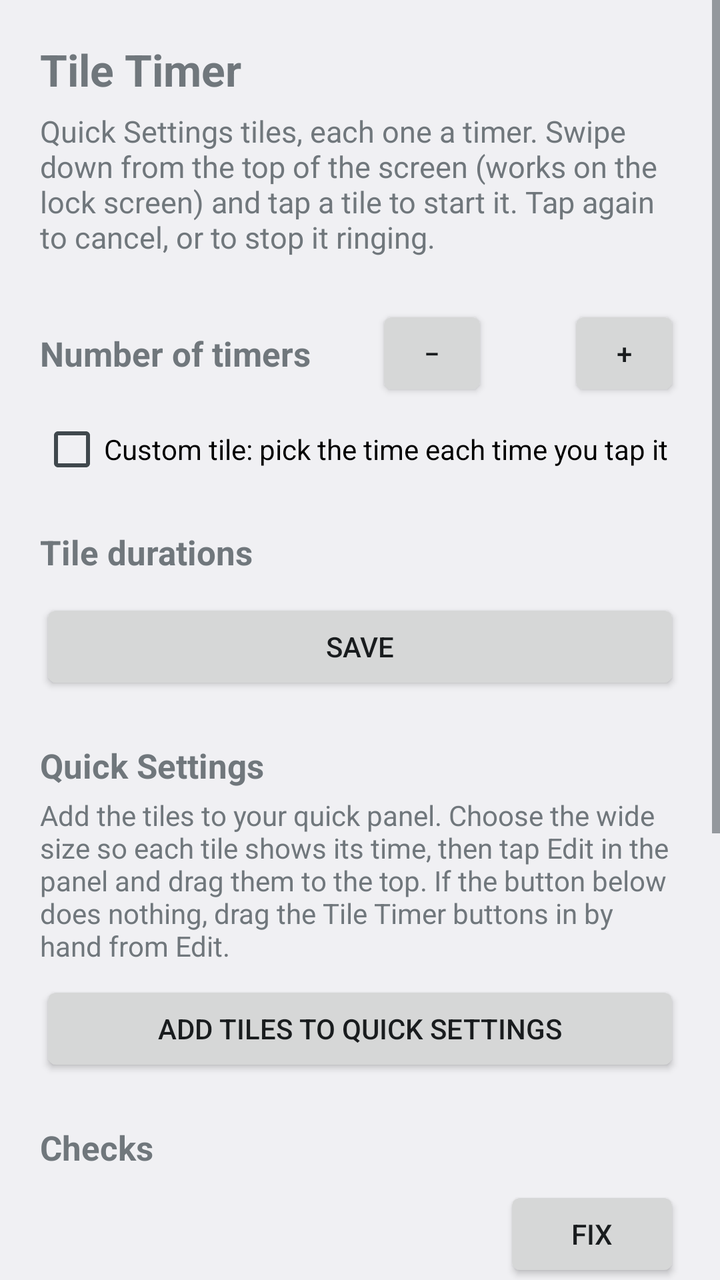
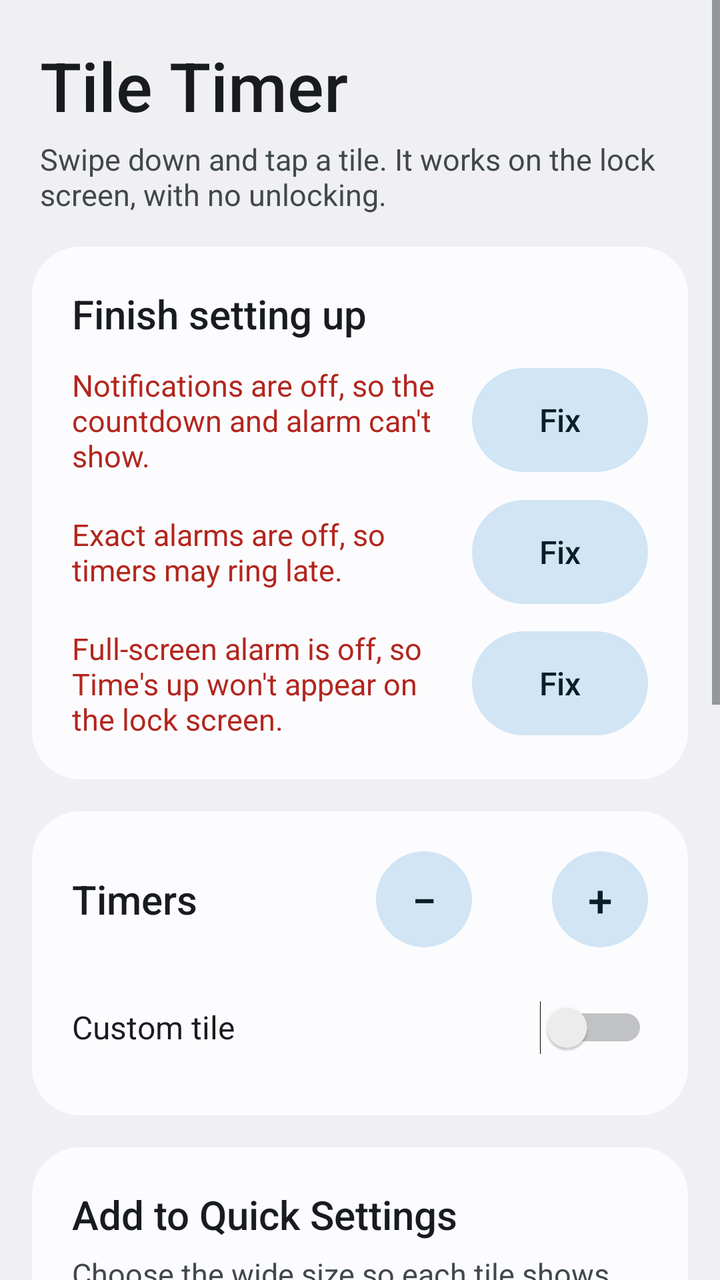

The first picture is an Android layout as it rendered before a commit; the second is the same layout after the commit. The layout source and the unified diff follow.
<!-- AndroidManifest.xml: application theme AppTheme -->
<!-- res/layout/activity_main.xml -->
<?xml version="1.0" encoding="utf-8"?>
<ScrollView xmlns:android="http://schemas.android.com/apk/res/android"
    android:layout_width="match_parent"
    android:layout_height="match_parent"
    android:fillViewport="true">

    <LinearLayout
        android:layout_width="match_parent"
        android:layout_height="wrap_content"
        android:orientation="vertical"
        android:padding="20dp">

        <TextView
            android:layout_width="wrap_content"
            android:layout_height="wrap_content"
            android:text="@string/main_heading"
            android:textSize="22sp"
            android:textStyle="bold" />

        <TextView
            android:layout_width="match_parent"
            android:layout_height="wrap_content"
            android:layout_marginTop="6dp"
            android:text="@string/main_intro"
            android:textSize="15sp" />

        
        <LinearLayout
            android:layout_width="match_parent"
            android:layout_height="wrap_content"
            android:layout_marginTop="24dp"
            android:gravity="center_vertical"
            android:orientation="horizontal">

            <TextView
                android:layout_width="0dp"
                android:layout_height="wrap_content"
                android:layout_weight="1"
                android:text="@string/section_count"
                android:textSize="17sp"
                android:textStyle="bold" />

            <Button
                android:id="@+id/btnFewer"
                android:layout_width="56dp"
                android:layout_height="wrap_content"
                android:contentDescription="@string/desc_fewer"
                android:text="@string/btn_fewer" />

            <TextView
                android:id="@+id/tvTileCount"
                android:layout_width="40dp"
                android:layout_height="wrap_content"
                android:gravity="center"
                android:textSize="18sp" />

            <Button
                android:id="@+id/btnMore"
                android:layout_width="56dp"
                android:layout_height="wrap_content"
                android:contentDescription="@string/desc_more"
                android:text="@string/btn_more" />
        </LinearLayout>

        <CheckBox
            android:id="@+id/cbCustom"
            android:layout_width="match_parent"
            android:layout_height="wrap_content"
            android:minHeight="48dp"
            android:text="@string/check_custom" />

        
        <TextView
            android:layout_width="wrap_content"
            android:layout_height="wrap_content"
            android:layout_marginTop="16dp"
            android:text="@string/section_durations"
            android:textSize="17sp"
            android:textStyle="bold" />

        <LinearLayout
            android:id="@+id/durationRows"
            android:layout_width="match_parent"
            android:layout_height="wrap_content"
            android:orientation="vertical" />

        <Button
            android:id="@+id/btnSave"
            android:layout_width="match_parent"
            android:layout_height="wrap_content"
            android:layout_marginTop="12dp"
            android:text="@string/btn_save" />

        
        <TextView
            android:layout_width="wrap_content"
            android:layout_height="wrap_content"
            android:layout_marginTop="24dp"
            android:text="@string/section_tiles"
            android:textSize="17sp"
            android:textStyle="bold" />

        <TextView
            android:layout_width="match_parent"
            android:layout_height="wrap_content"
            android:layout_marginTop="4dp"
            android:text="@string/tiles_help"
            android:textSize="14sp" />

        <Button
            android:id="@+id/btnAddTiles"
            android:layout_width="match_parent"
            android:layout_height="wrap_content"
            android:layout_marginTop="8dp"
            android:text="@string/btn_add_tiles" />

        
        <TextView
            android:layout_width="wrap_content"
            android:layout_height="wrap_content"
            android:layout_marginTop="24dp"
            android:text="@string/section_checks"
            android:textSize="17sp"
            android:textStyle="bold" />

        <LinearLayout
            android:layout_width="match_parent"
            android:layout_height="wrap_content"
            android:layout_marginTop="8dp"
            android:gravity="center_vertical"
            android:orientation="horizontal">

            <TextView
                android:id="@+id/tvNotif"
                android:layout_width="0dp"
                android:layout_height="wrap_content"
                android:layout_weight="1"
                android:textSize="15sp" />

            <Button
                android:id="@+id/btnNotif"
                android:layout_width="wrap_content"
                android:layout_height="wrap_content"
                android:text="@string/btn_fix" />
        </LinearLayout>

        <LinearLayout
            android:layout_width="match_parent"
            android:layout_height="wrap_content"
            android:gravity="center_vertical"
            android:orientation="horizontal">

            <TextView
                android:id="@+id/tvAlarm"
                android:layout_width="0dp"
                android:layout_height="wrap_content"
                android:layout_weight="1"
                android:textSize="15sp" />

            <Button
                android:id="@+id/btnAlarm"
                android:layout_width="wrap_content"
                android:layout_height="wrap_content"
                android:text="@string/btn_fix" />
        </LinearLayout>

        <LinearLayout
            android:layout_width="match_parent"
            android:layout_height="wrap_content"
            android:gravity="center_vertical"
            android:orientation="horizontal">

            <TextView
                android:id="@+id/tvFsi"
                android:layout_width="0dp"
                android:layout_height="wrap_content"
                android:layout_weight="1"
                android:textSize="15sp" />

            <Button
                android:id="@+id/btnFsi"
                android:layout_width="wrap_content"
                android:layout_height="wrap_content"
                android:text="@string/btn_fix" />
        </LinearLayout>

        <LinearLayout
            android:layout_width="match_parent"
            android:layout_height="wrap_content"
            android:gravity="center_vertical"
            android:orientation="horizontal">

            <TextView
                android:id="@+id/tvBattery"
                android:layout_width="0dp"
                android:layout_height="wrap_content"
                android:layout_weight="1"
                android:text="@string/check_battery"
                android:textSize="15sp" />

            <Button
                android:id="@+id/btnBattery"
                android:layout_width="wrap_content"
                android:layout_height="wrap_content"
                android:text="@string/btn_app_info" />
        </LinearLayout>

        <Button
            android:id="@+id/btnTest"
            android:layout_width="match_parent"
            android:layout_height="wrap_content"
            android:layout_marginTop="24dp"
            android:text="@string/btn_test" />

        <TextView
            android:layout_width="match_parent"
            android:layout_height="wrap_content"
            android:layout_marginTop="24dp"
            android:text="@string/main_footer"
            android:textSize="13sp" />

        <TextView
            android:id="@+id/tvAbout"
            android:layout_width="match_parent"
            android:layout_height="wrap_content"
            android:layout_marginTop="16dp"
            android:textSize="13sp" />

    </LinearLayout>
</ScrollView>
<!-- resources referenced by this layout -->
<resources>
  <string name="btn_add_tiles">Add tiles to Quick Settings</string>
  <string name="btn_save">Save</string>
  <string name="check_battery">For reliable alarms, open App info and set Battery to Unrestricted.</string>
  <string name="check_custom">Custom tile: pick the time each time you tap it</string>
  <string name="main_footer">Tips: the alarm uses the phone\'s Alarm volume and sound. It rings through silent mode. If Do Not Disturb is on, make sure alarms are allowed in its settings.</string>
  <string name="main_intro">Quick Settings tiles, each one a timer. Swipe down from the top of the screen (works on the lock screen) and tap a tile to start it. Tap again to cancel, or to stop it ringing.</string>
  <string name="section_checks">Checks</string>
  <string name="section_count">Number of timers</string>
  <string name="section_durations">Tile durations</string>
  <string name="section_tiles">Quick Settings</string>
  <string name="tiles_help">Add the tiles to your quick panel. Choose the wide size so each tile shows its time, then tap Edit in the panel and drag them to the top. If the button below does nothing, drag the Tile Timer buttons in by hand from Edit.</string>
  <style name="AppTheme" parent="@android:style/Theme.DeviceDefault.DayNight">
          <item name="android:windowActionBar">false</item>
          <item name="android:windowNoTitle">true</item>
      </style>
  <!-- unchanged entries left out for length: 8 -->
</resources>

<!-- the commit's change to res/layout/activity_main.xml (unified diff, before → after) -->
@@ -8,222 +8,240 @@
         android:layout_width="match_parent"
         android:layout_height="wrap_content"
         android:orientation="vertical"
-        android:padding="20dp">
+        android:paddingStart="16dp"
+        android:paddingTop="20dp"
+        android:paddingEnd="16dp"
+        android:paddingBottom="24dp">
 
         <TextView
+            style="@style/Text.Title"
             android:layout_width="wrap_content"
             android:layout_height="wrap_content"
-            android:text="@string/main_heading"
-            android:textSize="22sp"
-            android:textStyle="bold" />
+            android:layout_marginStart="4dp"
+            android:text="@string/main_heading" />
 
         <TextView
+            style="@style/Text.Body"
             android:layout_width="match_parent"
             android:layout_height="wrap_content"
-            android:layout_marginTop="6dp"
-            android:text="@string/main_intro"
-            android:textSize="15sp" />
+            android:layout_marginStart="4dp"
+            android:layout_marginTop="4dp"
+            android:text="@string/main_intro" />
 
         
         <LinearLayout
+            android:id="@+id/cardSetup"
+            style="@style/Card">
+
+            <TextView
+                style="@style/Text.Section"
+                android:layout_width="wrap_content"
+                android:layout_height="wrap_content"
+                android:text="@string/section_setup" />
+
+            <LinearLayout
+                android:id="@+id/rowNotif"
+                android:layout_width="match_parent"
+                android:layout_height="wrap_content"
+                android:layout_marginTop="12dp"
+                android:gravity="center_vertical"
+                android:orientation="horizontal">
+
+                <TextView
+                    style="@style/Text.Warning"
+                    android:layout_width="0dp"
+                    android:layout_height="wrap_content"
+                    android:layout_weight="1"
+                    android:text="@string/check_notif_missing" />
+
+                <Button
+                    android:id="@+id/btnNotif"
+                    style="@style/Btn.Tonal"
+                    android:layout_width="wrap_content"
+                    android:layout_height="wrap_content"
+                    android:layout_marginStart="12dp"
+                    android:text="@string/btn_fix" />
+            </LinearLayout>
+
+            <LinearLayout
+                android:id="@+id/rowAlarm"
+                android:layout_width="match_parent"
+                android:layout_height="wrap_content"
+                android:layout_marginTop="12dp"
+                android:gravity="center_vertical"
+                android:orientation="horizontal">
+
+                <TextView
+                    style="@style/Text.Warning"
+                    android:layout_width="0dp"
+                    android:layout_height="wrap_content"
+                    android:layout_weight="1"
+                    android:text="@string/check_alarm_missing" />
+
+                <Button
+                    android:id="@+id/btnAlarm"
+                    style="@style/Btn.Tonal"
+                    android:layout_width="wrap_content"
+                    android:layout_height="wrap_content"
+                    android:layout_marginStart="12dp"
+                    android:text="@string/btn_fix" />
+            </LinearLayout>
+
+            <LinearLayout
+                android:id="@+id/rowFsi"
+                android:layout_width="match_parent"
+                android:layout_height="wrap_content"
+                android:layout_marginTop="12dp"
+                android:gravity="center_vertical"
+                android:orientation="horizontal">
+
+                <TextView
+                    style="@style/Text.Warning"
+                    android:layout_width="0dp"
+                    android:layout_height="wrap_content"
+                    android:layout_weight="1"
+                    android:text="@string/check_fsi_missing" />
+
+                <Button
+                    android:id="@+id/btnFsi"
+                    style="@style/Btn.Tonal"
+                    android:layout_width="wrap_content"
+                    android:layout_height="wrap_content"
+                    android:layout_marginStart="12dp"
+                    android:text="@string/btn_fix" />
+            </LinearLayout>
+
+        </LinearLayout>
+
+        
+        <LinearLayout style="@style/Card">
+
+            <LinearLayout
+                android:layout_width="match_parent"
+                android:layout_height="wrap_content"
+                android:gravity="center_vertical"
+                android:orientation="horizontal">
+
+                <TextView
+                    style="@style/Text.Section"
+                    android:layout_width="0dp"
+                    android:layout_height="wrap_content"
+                    android:layout_weight="1"
+                    android:text="@string/section_count" />
+
+                <Button
+                    android:id="@+id/btnFewer"
+                    style="@style/Btn.Step"
+                    android:layout_width="48dp"
+                    android:layout_height="48dp"
+                    android:contentDescription="@string/desc_fewer"
+                    android:text="@string/btn_fewer" />
+
+                <TextView
+                    android:id="@+id/tvTileCount"
+                    style="@style/Text.Section"
+                    android:layout_width="40dp"
+                    android:layout_height="wrap_content"
+                    android:gravity="center" />
+
+                <Button
+                    android:id="@+id/btnMore"
+                    style="@style/Btn.Step"
+                    android:layout_width="48dp"
+                    android:layout_height="48dp"
+                    android:contentDescription="@string/desc_more"
+                    android:text="@string/btn_more" />
+            </LinearLayout>
+
+            <LinearLayout
+                android:id="@+id/durationRows"
+                android:layout_width="match_parent"
+                android:layout_height="wrap_content"
+                android:layout_marginTop="4dp"
+                android:orientation="vertical" />
+
+            <Switch
+                android:id="@+id/cbCustom"
+                style="@style/Text.Row"
+                android:layout_width="match_parent"
+                android:layout_height="wrap_content"
+                android:layout_marginTop="12dp"
+                android:minHeight="48dp"
+                android:text="@string/check_custom" />
+        </LinearLayout>
+
+        
+        <LinearLayout style="@style/Card">
+
+            <TextView
+                style="@style/Text.Section"
+                android:layout_width="wrap_content"
+                android:layout_height="wrap_content"
+                android:text="@string/section_tiles" />
+
+            <TextView
+                style="@style/Text.Body"
+                android:layout_width="match_parent"
+                android:layout_height="wrap_content"
+                android:layout_marginTop="6dp"
+                android:text="@string/tiles_help" />
+
+            <Button
+                android:id="@+id/btnAddTiles"
+                style="@style/Btn.Filled"
+                android:layout_width="match_parent"
+                android:layout_height="wrap_content"
+                android:layout_marginTop="16dp"
+                android:text="@string/btn_add_tiles" />
+        </LinearLayout>
+
+        
+        <LinearLayout style="@style/Card">
+
+            <TextView
+                style="@style/Text.Section"
+                android:layout_width="wrap_content"
+                android:layout_height="wrap_content"
+                android:text="@string/section_alarm" />
+
+            <TextView
+                style="@style/Text.Body"
+                android:layout_width="match_parent"
+                android:layout_height="wrap_content"
+                android:layout_marginTop="6dp"
+                android:text="@string/main_footer" />
+
+            <Button
+                android:id="@+id/btnTest"
+                style="@style/Btn.Tonal"
+                android:layout_width="match_parent"
+                android:layout_height="wrap_content"
+                android:layout_marginTop="16dp"
+                android:text="@string/btn_test" />
+
+            <TextView
+                style="@style/Text.Body"
+                android:layout_width="match_parent"
+                android:layout_height="wrap_content"
+                android:layout_marginTop="16dp"
+                android:text="@string/check_battery" />
+
+            <Button
+                android:id="@+id/btnBattery"
+                style="@style/Btn.Tonal"
+                android:layout_width="match_parent"
+                android:layout_height="wrap_content"
+                android:layout_marginTop="12dp"
+                android:text="@string/btn_app_info" />
+        </LinearLayout>
+
+        <TextView
+            android:id="@+id/tvAbout"
+            style="@style/Text.Body"
             android:layout_width="match_parent"
             android:layout_height="wrap_content"
-            android:layout_marginTop="24dp"
-            android:gravity="center_vertical"
-            android:orientation="horizontal">
-
-            <TextView
-                android:layout_width="0dp"
-                android:layout_height="wrap_content"
-                android:layout_weight="1"
-                android:text="@string/section_count"
-                android:textSize="17sp"
-                android:textStyle="bold" />
-
-            <Button
-                android:id="@+id/btnFewer"
-                android:layout_width="56dp"
-                android:layout_height="wrap_content"
-                android:contentDescription="@string/desc_fewer"
-                android:text="@string/btn_fewer" />
-
-            <TextView
-                android:id="@+id/tvTileCount"
-                android:layout_width="40dp"
-                android:layout_height="wrap_content"
-                android:gravity="center"
-                android:textSize="18sp" />
-
-            <Button
-                android:id="@+id/btnMore"
-                android:layout_width="56dp"
-                android:layout_height="wrap_content"
-                android:contentDescription="@string/desc_more"
-                android:text="@string/btn_more" />
-        </LinearLayout>
-
-        <CheckBox
-            android:id="@+id/cbCustom"
-            android:layout_width="match_parent"
-            android:layout_height="wrap_content"
-            android:minHeight="48dp"
-            android:text="@string/check_custom" />
-
-        
-        <TextView
-            android:layout_width="wrap_content"
-            android:layout_height="wrap_content"
-            android:layout_marginTop="16dp"
-            android:text="@string/section_durations"
-            android:textSize="17sp"
-            android:textStyle="bold" />
-
-        <LinearLayout
-            android:id="@+id/durationRows"
-            android:layout_width="match_parent"
-            android:layout_height="wrap_content"
-            android:orientation="vertical" />
-
-        <Button
-            android:id="@+id/btnSave"
-            android:layout_width="match_parent"
-            android:layout_height="wrap_content"
-            android:layout_marginTop="12dp"
-            android:text="@string/btn_save" />
-
-        
-        <TextView
-            android:layout_width="wrap_content"
-            android:layout_height="wrap_content"
-            android:layout_marginTop="24dp"
-            android:text="@string/section_tiles"
-            android:textSize="17sp"
-            android:textStyle="bold" />
-
-        <TextView
-            android:layout_width="match_parent"
-            android:layout_height="wrap_content"
-            android:layout_marginTop="4dp"
-            android:text="@string/tiles_help"
-            android:textSize="14sp" />
-
-        <Button
-            android:id="@+id/btnAddTiles"
-            android:layout_width="match_parent"
-            android:layout_height="wrap_content"
-            android:layout_marginTop="8dp"
-            android:text="@string/btn_add_tiles" />
-
-        
-        <TextView
-            android:layout_width="wrap_content"
-            android:layout_height="wrap_content"
-            android:layout_marginTop="24dp"
-            android:text="@string/section_checks"
-            android:textSize="17sp"
-            android:textStyle="bold" />
-
-        <LinearLayout
-            android:layout_width="match_parent"
-            android:layout_height="wrap_content"
-            android:layout_marginTop="8dp"
-            android:gravity="center_vertical"
-            android:orientation="horizontal">
-
-            <TextView
-                android:id="@+id/tvNotif"
-                android:layout_width="0dp"
-                android:layout_height="wrap_content"
-                android:layout_weight="1"
-                android:textSize="15sp" />
-
-            <Button
-                android:id="@+id/btnNotif"
-                android:layout_width="wrap_content"
-                android:layout_height="wrap_content"
-                android:text="@string/btn_fix" />
-        </LinearLayout>
-
-        <LinearLayout
-            android:layout_width="match_parent"
-            android:layout_height="wrap_content"
-            android:gravity="center_vertical"
-            android:orientation="horizontal">
-
-            <TextView
-                android:id="@+id/tvAlarm"
-                android:layout_width="0dp"
-                android:layout_height="wrap_content"
-                android:layout_weight="1"
-                android:textSize="15sp" />
-
-            <Button
-                android:id="@+id/btnAlarm"
-                android:layout_width="wrap_content"
-                android:layout_height="wrap_content"
-                android:text="@string/btn_fix" />
-        </LinearLayout>
-
-        <LinearLayout
-            android:layout_width="match_parent"
-            android:layout_height="wrap_content"
-            android:gravity="center_vertical"
-            android:orientation="horizontal">
-
-            <TextView
-                android:id="@+id/tvFsi"
-                android:layout_width="0dp"
-                android:layout_height="wrap_content"
-                android:layout_weight="1"
-                android:textSize="15sp" />
-
-            <Button
-                android:id="@+id/btnFsi"
-                android:layout_width="wrap_content"
-                android:layout_height="wrap_content"
-                android:text="@string/btn_fix" />
-        </LinearLayout>
-
-        <LinearLayout
-            android:layout_width="match_parent"
-            android:layout_height="wrap_content"
-            android:gravity="center_vertical"
-            android:orientation="horizontal">
-
-            <TextView
-                android:id="@+id/tvBattery"
-                android:layout_width="0dp"
-                android:layout_height="wrap_content"
-                android:layout_weight="1"
-                android:text="@string/check_battery"
-                android:textSize="15sp" />
-
-            <Button
-                android:id="@+id/btnBattery"
-                android:layout_width="wrap_content"
-                android:layout_height="wrap_content"
-                android:text="@string/btn_app_info" />
-        </LinearLayout>
-
-        <Button
-            android:id="@+id/btnTest"
-            android:layout_width="match_parent"
-            android:layout_height="wrap_content"
-            android:layout_marginTop="24dp"
-            android:text="@string/btn_test" />
-
-        <TextView
-            android:layout_width="match_parent"
-            android:layout_height="wrap_content"
-            android:layout_marginTop="24dp"
-            android:text="@string/main_footer"
-            android:textSize="13sp" />
-
-        <TextView
-            android:id="@+id/tvAbout"
-            android:layout_width="match_parent"
-            android:layout_height="wrap_content"
-            android:layout_marginTop="16dp"
+            android:layout_marginTop="20dp"
+            android:gravity="center"
             android:textSize="13sp" />
 
     </LinearLayout>
<!-- resource entries referenced after the edit -->
@@ -1,20 +1,121 @@
 <!-- resources referenced by this layout -->
 <resources>
-  <string name="btn_add_tiles">Add tiles to Quick Settings</string>
-  <string name="btn_save">Save</string>
-  <string name="check_battery">For reliable alarms, open App info and set Battery to Unrestricted.</string>
-  <string name="check_custom">Custom tile: pick the time each time you tap it</string>
-  <string name="main_footer">Tips: the alarm uses the phone\'s Alarm volume and sound. It rings through silent mode. If Do Not Disturb is on, make sure alarms are allowed in its settings.</string>
-  <string name="main_intro">Quick Settings tiles, each one a timer. Swipe down from the top of the screen (works on the lock screen) and tap a tile to start it. Tap again to cancel, or to stop it ringing.</string>
-  <string name="section_checks">Checks</string>
-  <string name="section_count">Number of timers</string>
-  <string name="section_durations">Tile durations</string>
-  <string name="section_tiles">Quick Settings</string>
-  <string name="tiles_help">Add the tiles to your quick panel. Choose the wide size so each tile shows its time, then tap Edit in the panel and drag them to the top. If the button below does nothing, drag the Tile Timer buttons in by hand from Edit.</string>
+  <string name="btn_add_tiles">Add tiles</string>
+  <string name="check_alarm_missing">Exact alarms are off, so timers may ring late.</string>
+  <string name="check_battery">If alarms ever ring late, open App info and set Battery to Unrestricted.</string>
+  <string name="check_custom">Custom tile</string>
+  <string name="check_fsi_missing">Full-screen alarm is off, so Time\'s up won\'t appear on the lock screen.</string>
+  <string name="check_notif_missing">Notifications are off, so the countdown and alarm can\'t show.</string>
+  <string name="main_footer">Timers use your Alarm volume and sound, and ring through silent mode. If you use Do Not Disturb, allow alarms in its settings.</string>
+  <string name="main_intro">Swipe down and tap a tile. It works on the lock screen, with no unlocking.</string>
+  <string name="section_alarm">Alarm</string>
+  <string name="section_count">Timers</string>
+  <string name="section_setup">Finish setting up</string>
+  <string name="section_tiles">Add to Quick Settings</string>
+  <string name="tiles_help">Choose the wide size so each tile shows its time, then tap Edit in the panel and drag the tiles to the top.</string>
+  <style name="Btn.Filled" parent="Btn">
+          <item name="android:background">@drawable/bg_filled</item>
+          <item name="android:textColor">@color/on_primary</item>
+      </style>
+  <style name="Btn.Step" parent="Btn">
+          <item name="android:background">@drawable/bg_tonal</item>
+          <item name="android:textColor">@color/on_tonal</item>
+          <item name="android:minWidth">48dp</item>
+          <item name="android:minHeight">48dp</item>
+          <item name="android:paddingStart">0dp</item>
+          <item name="android:paddingEnd">0dp</item>
+          <item name="android:textSize">22sp</item>
+      </style>
+  <style name="Btn.Tonal" parent="Btn">
+          <item name="android:background">@drawable/bg_tonal</item>
+          <item name="android:textColor">@color/on_tonal</item>
+      </style>
+  <style name="Card">
+          <item name="android:layout_width">match_parent</item>
+          <item name="android:layout_height">wrap_content</item>
+          <item name="android:layout_marginTop">16dp</item>
+          <item name="android:background">@drawable/bg_card</item>
+          <item name="android:orientation">vertical</item>
+          <item name="android:padding">20dp</item>
+      </style>
+  <style name="Text.Body">
+          <item name="android:textSize">15sp</item>
+          <item name="android:textColor">@color/on_surface_variant</item>
+          <item name="android:fontFamily">sans-serif</item>
+      </style>
+  <style name="Text.Row">
+          <item name="android:textSize">16sp</item>
+          <item name="android:textColor">@color/on_surface</item>
+          <item name="android:fontFamily">sans-serif</item>
+      </style>
+  <style name="Text.Section">
+          <item name="android:textSize">20sp</item>
+          <item name="android:textColor">@color/on_surface</item>
+          <item name="android:fontFamily">sans-serif-medium</item>
+      </style>
+  <style name="Text.Title">
+          <item name="android:textSize">34sp</item>
+          <item name="android:textColor">@color/on_surface</item>
+          <item name="android:fontFamily">sans-serif-medium</item>
+      </style>
+  <style name="Text.Warning">
+          <item name="android:textSize">15sp</item>
+          <item name="android:textColor">@color/warning</item>
+          <item name="android:fontFamily">sans-serif</item>
+      </style>
   <style name="AppTheme" parent="@android:style/Theme.DeviceDefault.DayNight">
           <item name="android:windowActionBar">false</item>
           <item name="android:windowNoTitle">true</item>
+          <item name="android:windowBackground">@color/surface</item>
+          <item name="android:windowLightStatusBar">@bool/light_system_bars</item>
+          <item name="android:windowLightNavigationBar">@bool/light_system_bars</item>
+          <item name="android:colorAccent">@color/primary</item>
+          <item name="android:colorControlActivated">@color/primary</item>
       </style>
+  <style name="Btn" parent="@android:style/Widget.DeviceDefault.Button">
+          <item name="android:minHeight">52dp</item>
+          <item name="android:paddingStart">24dp</item>
+          <item name="android:paddingEnd">24dp</item>
+          <item name="android:textAllCaps">false</item>
+          <item name="android:textSize">16sp</item>
+          <item name="android:fontFamily">sans-serif-medium</item>
+          <item name="android:stateListAnimator">@null</item>
+      </style>
+  <!-- drawable bg_filled (drawable) -->
+  <?xml version="1.0" encoding="utf-8"?>
+  <ripple xmlns:android="http://schemas.android.com/apk/res/android" android:color="@color/on_primary">
+      <item>
+          <shape android:shape="rectangle">
+              <solid android:color="@color/primary" />
+              <corners android:radius="100dp" />
+          </shape>
+      </item>
+  </ripple>
+  <color name="on_primary">@android:color/system_accent1_0</color>
+  <!-- drawable bg_tonal (drawable) -->
+  <?xml version="1.0" encoding="utf-8"?>
+  <ripple xmlns:android="http://schemas.android.com/apk/res/android" android:color="@color/on_tonal">
+      <item>
+          <shape android:shape="rectangle">
+              <solid android:color="@color/tonal" />
+              <corners android:radius="100dp" />
+          </shape>
+      </item>
+  </ripple>
+  <color name="on_tonal">@android:color/system_accent2_900</color>
+  <!-- drawable bg_card (drawable) -->
+  <?xml version="1.0" encoding="utf-8"?>
+  <shape xmlns:android="http://schemas.android.com/apk/res/android" android:shape="rectangle">
+      <solid android:color="@color/card" />
+      <corners android:radius="24dp" />
+  </shape>
+  <color name="on_surface_variant">@android:color/system_neutral2_700</color>
+  <color name="on_surface">@android:color/system_neutral1_900</color>
+  <color name="warning">#B3261E</color>
+  <color name="surface">@android:color/system_neutral1_50</color>
+  <color name="primary">@android:color/system_accent1_600</color>
+  <color name="tonal">@android:color/system_accent2_100</color>
+  <color name="card">@android:color/system_neutral1_10</color>
   <!-- unchanged entries left out for length: 8 -->
 </resources>
 
